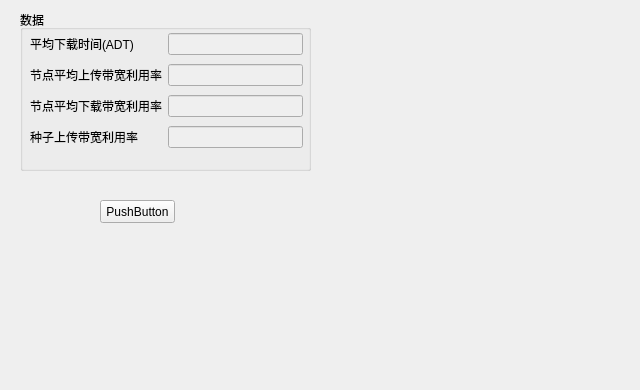
Old version of the form step2.ui in the repository pccooler/TraceAnalyzer.
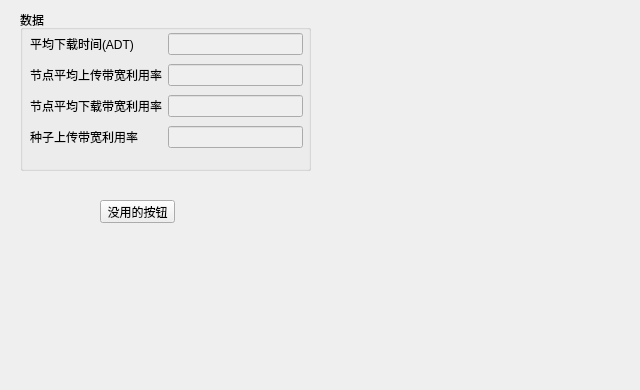
New version of the form.

What changed in the file:
```diff
--- a/step2.ui
+++ b/step2.ui
@@ -104,7 +104,7 @@
     </rect>
    </property>
    <property name="text">
-    <string>PushButton</string>
+    <string>没用的按钮</string>
    </property>
   </widget>
  </widget>
```
